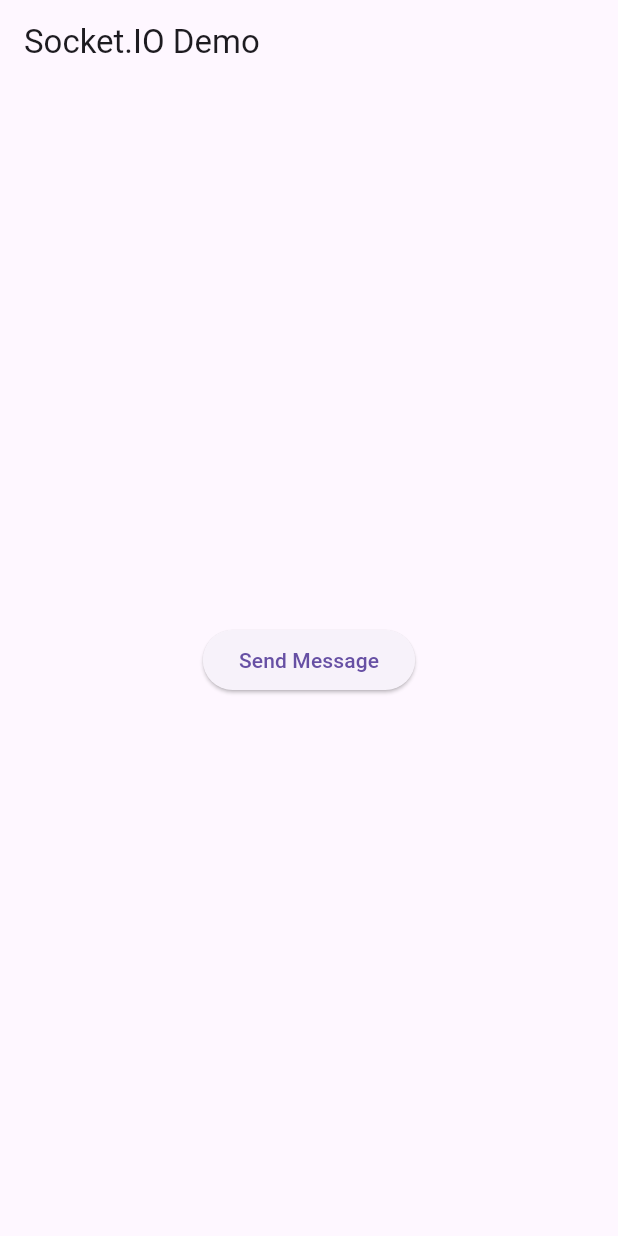
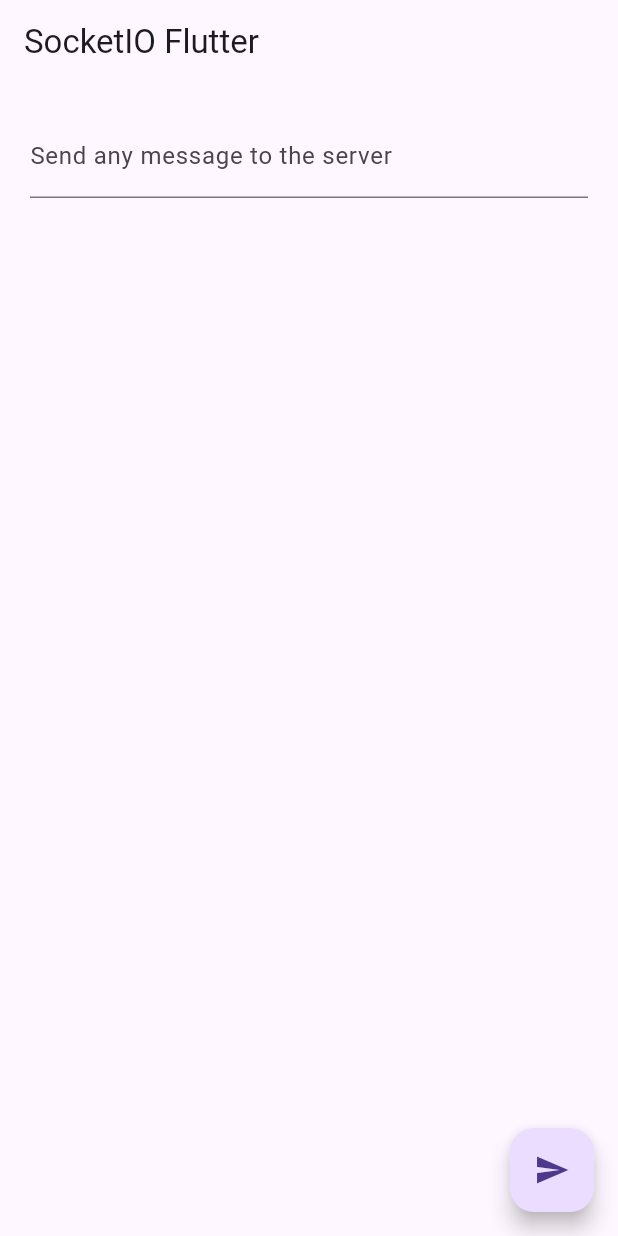
Before and after one commit to vishalbalani/web-socket-flutter, a Flutter app: the screen it shows after launch, on a phone screen of 412 x 824 dp. Run offline on Flutter 3.47's test engine with Material 3 defaults, Android fonts, the phone set to English and light mode, and no system bars; our stand-ins replace socket_io_client; network calls fail.

Commit message:
Testing WebSocket

```diff
--- a/lib/main.dart
+++ b/lib/main.dart
@@ -1,78 +1,104 @@
+import 'dart:async';
+
 import 'package:flutter/material.dart';
 import 'package:socket_io_client/socket_io_client.dart' as IO;
 
 void main() {
-  runApp(MyApp());
+  runApp(const MyApp());
 }
 
 class MyApp extends StatelessWidget {
+  const MyApp({super.key});
+
   @override
   Widget build(BuildContext context) {
-    return MaterialApp(
-      title: 'Socket.IO Demo',
+    return const MaterialApp(
+      title: 'Socket.IO Flutter',
       home: SocketIOClientDemo(),
     );
   }
 }
 
 class SocketIOClientDemo extends StatefulWidget {
+  const SocketIOClientDemo({super.key});
+
   @override
   _SocketIOClientDemoState createState() => _SocketIOClientDemoState();
 }
 
 class _SocketIOClientDemoState extends State<SocketIOClientDemo> {
   late IO.Socket socket;
+  final TextEditingController _controller = TextEditingController();
+  late StreamController<String> _messageStreamController;
 
   @override
   void initState() {
     super.initState();
 
-    // Replace 'http://localhost:port' with your backend server URL
-    socket = IO.io('http://10.12.34.239:3000', <String, dynamic>{
+    // Initialize the Socket.IO client
+    socket = IO.io('http://localhost:3000', <String, dynamic>{
       'transports': ['websocket'],
       'autoConnect': false,
-      "auth": {
-        "token":
-            "eyJhbGciOiJIUzI1NiIsInR5cCI6IkpXVCJ9.eyJpZCI6IjY1ZWMzYjQxZTA5MDkxOTUzNjczM2Q0OSIsImlhdCI6MTcxMDU5NzM4NywiZXhwIjoxNzEzMTg5Mzg3fQ.dWS0EugMbneY_I0n-ueJFQsbRvj-PD_lVUD4dSVxsnw",
-        "Custom-Header": "CustomValue"
-      }
+      'auth': {'token': '', 'Custom-Header': 'CustomValue'}
     });
 
+    // Connect to the server
     socket.connect();
 
-    socket.onConnect((_) {
-      print('Connected');
-    });
+    // Initialize the stream controller
+    _messageStreamController = StreamController<String>();
 
-    socket.onDisconnect((_) {
-      print('Disconnected');
-    });
-
+    // Listen for 'message' events from the server
     socket.on('message', (data) {
-      print('Received message: $data');
+      // Add the received message to the stream
+      _messageStreamController.add(data.toString());
     });
   }
 
   @override
   void dispose() {
+    // Dispose of the socket and stream controller
     socket.dispose();
+    _messageStreamController.close();
     super.dispose();
   }
 
   @override
   Widget build(BuildContext context) {
     return Scaffold(
-      appBar: AppBar(
-        title: Text('Socket.IO Demo'),
+      appBar: AppBar(title: const Text('SocketIO Flutter')),
+      body: Padding(
+        padding: const EdgeInsets.all(20.0),
+        child: Column(
+          crossAxisAlignment: CrossAxisAlignment.start,
+          children: <Widget>[
+            Form(
+              child: TextFormField(
+                decoration: const InputDecoration(
+                  labelText: "Send any message to the server",
+                ),
+                controller: _controller,
+              ),
+            ),
+            StreamBuilder<String>(
+              stream: _messageStreamController.stream,
+              builder: (context, snapshot) {
+                return Padding(
+                  padding: const EdgeInsets.all(20.0),
+                  child: Text(snapshot.hasData ? snapshot.data! : ''),
+                );
+              },
+            )
+          ],
+        ),
       ),
-      body: Center(
-        child: ElevatedButton(
-          onPressed: () {
-            // Emit a message to the server
-            socket.emit('message', 'Hello from Flutter!');
-          },
-          child: Text('Send Message'),
-        ),
+      floatingActionButton: FloatingActionButton(
+        child: const Icon(Icons.send),
+        onPressed: () {
+          // Emit a 'message' event with the content of the text input field
+          socket.emit('message', _controller.text);
+          _controller.clear();
+        },
       ),
     );
   }
```
